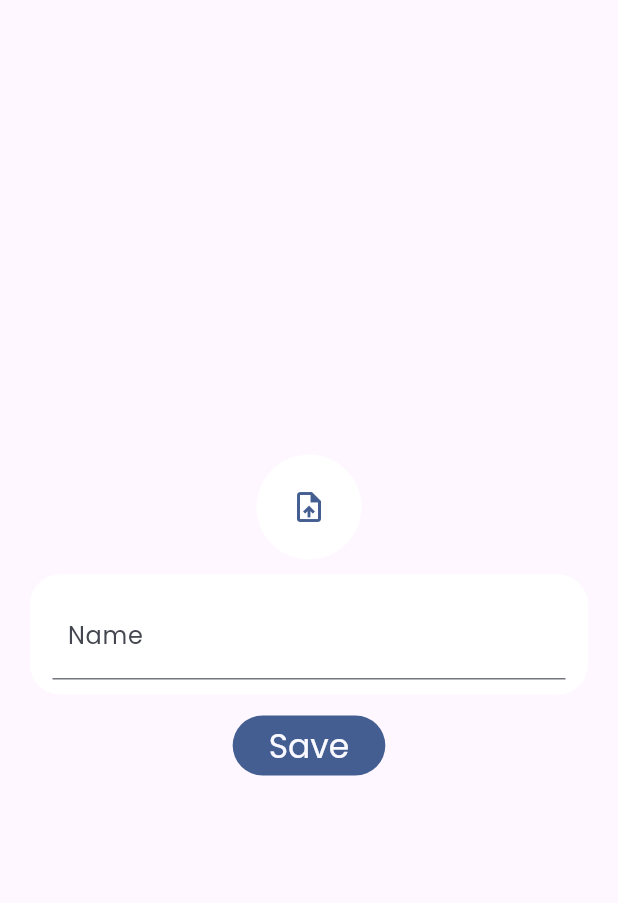
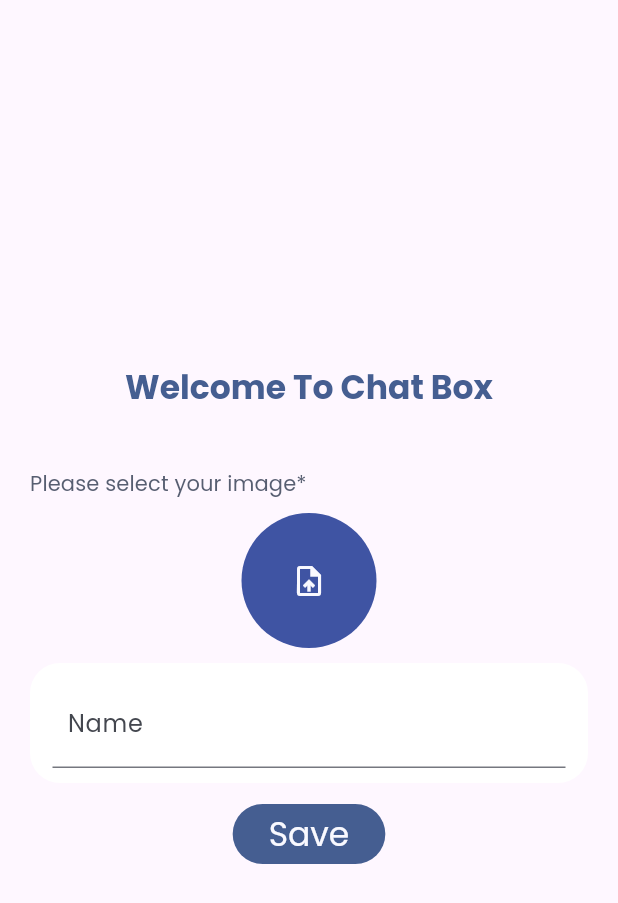
Before and after one commit to toxirjon96/chat_box, a Flutter app: the UserInfoScreen screen opened directly, on a phone screen of 412 x 824 dp. Shown: the top 903 px of the screen. Run offline on Flutter 3.47's test engine with Material 3 defaults, Android fonts, the phone set to English and light mode, and no system bars; our stand-ins replace bloc, cached_network_image, cloud_firestore, firebase_auth, firebase_core, firebase_storage and 7 more; missing offline and left inert: firebase_app_check; accounts and stored records are empty; network calls fail.

Commit message:
app modified

```diff
--- a/lib/src/features/pages/sign_in_page/widget/user_info_screen.dart
+++ b/lib/src/features/pages/sign_in_page/widget/user_info_screen.dart
@@ -21,7 +21,7 @@ class UserInfoScreen extends StatefulWidget {
 class _UserInfoScreenState extends State<UserInfoScreen> {
   late final TextEditingController nameController;
   final _formKey = GlobalKey<FormState>();
-  ValueNotifier<String?> userImageUrl = ValueNotifier(null);
+  String? imageUrl;
 
   late final UserInfoBloc bloc;
 
@@ -74,13 +74,13 @@ class _UserInfoScreenState extends State<UserInfoScreen> {
   }
 
   void saveData() {
-    if (userImageUrl.value != null) {
+    if (imageUrl != null) {
       final isValid = _formKey.currentState!.validate();
       if (isValid) {
         bloc.add(
           UserInfoEvent.save(
-            displayName: nameController.text,
-            avatarImageUrl: userImageUrl.value!,
+            displayName: nameController.text.trim(),
+            avatarImageUrl: imageUrl!,
           ),
         );
       }
@@ -121,17 +121,47 @@ class _UserInfoScreenState extends State<UserInfoScreen> {
               mainAxisAlignment: MainAxisAlignment.center,
               crossAxisAlignment: CrossAxisAlignment.center,
               children: [
-                ValueListenableBuilder(
-                  valueListenable: userImageUrl,
-                  builder: (context, value, child) {
-                    return CircleAvatar(
-                      backgroundColor: AppColors.white,
-                      radius: 35,
+                Text(
+                  'Welcome To Chat Box',
+                  style: Theme.of(context).textTheme.titleLarge!.copyWith(
+                      color: Theme.of(context).colorScheme.primary,
+                      fontWeight: FontWeight.bold),
+                ),
+                const SizedBox(height: 40),
+                Padding(
+                  padding: const EdgeInsets.symmetric(
+                    horizontal: AppInsets.leftAndRightPadding,
+                  ),
+                  child: Align(
+                    alignment: Alignment.topLeft,
+                    child: Text(
+                      'Please select your image*',
+                      style: Theme.of(context).textTheme.labelLarge!.copyWith(
+                            color: Theme.of(context).colorScheme.secondary,
+                            fontWeight: FontWeight.w400,
+                          ),
+                    ),
+                  ),
+                ),
+                const SizedBox(height: 10),
+                BlocBuilder<UserInfoBloc, UserInfoState>(
+                  bloc: bloc,
+                  builder: (BuildContext context, UserInfoState state) {
+                    return Container(
+                      height: 90,
+                      width: 90,
+                      decoration: const BoxDecoration(
+                        shape: BoxShape.circle,
+                        color: AppColors.lightMainColor,
+                      ),
+                      child: ClipRRect(
+                        borderRadius: BorderRadius.circular(45),
+                        child: SizedBox.expand(
                           child: GestureDetector(
                             onTap: showPickerDialog,
-                        child: value != null
+                            child: imageUrl != null
                                 ? CachedNetworkImage(
-                                imageUrl: value,
+                                  imageUrl: imageUrl!,
                                   fit: BoxFit.cover,
                                   placeholder: (context, url) =>
                                       const CircularProgressIndicator(
@@ -144,7 +174,10 @@ class _UserInfoScreenState extends State<UserInfoScreen> {
                                     padding: const EdgeInsets.all(5.0),
                                     child: Icon(
                                       Icons.upload_file,
-                                  color: Theme.of(context).colorScheme.primary,
+                                      color:
+                                          Theme.of(context).colorScheme.background,
+                                    ),
+                                  ),
                           ),
                         ),
                       ),
@@ -194,7 +227,7 @@ class _UserInfoScreenState extends State<UserInfoScreen> {
                     bloc: bloc,
                     listener: (context, state) {
                       if (state is ImageUploadedUserState) {
-                        userImageUrl.value = state.imageUrl;
+                        imageUrl = state.imageUrl;
                       }
                       if (state is SaveUserInfoState) {
                         Navigator.of(context).push(
```
Also changed, not shown: lib/src/features/pages/messaging_page/messaging_page.dart (+47 -8 lines). Lines whose indentation alone changed are shown as unchanged.
